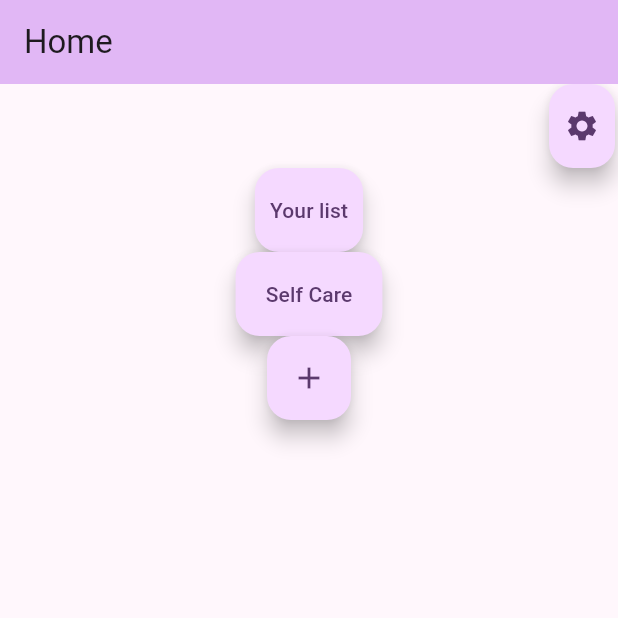
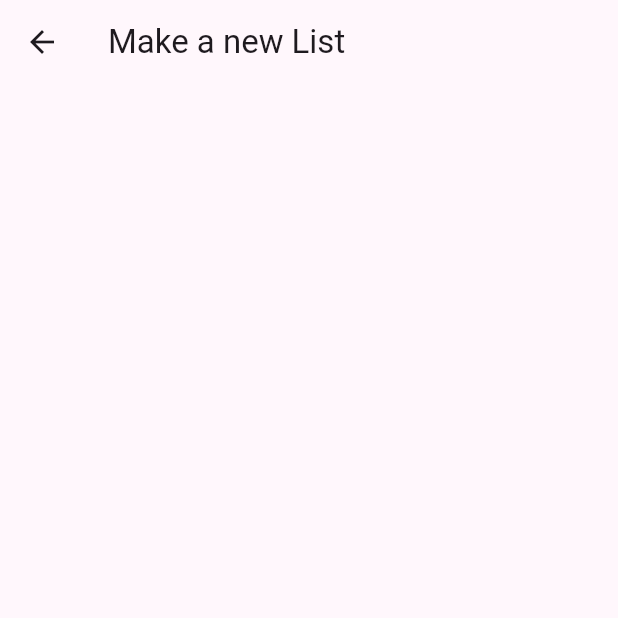
Before and after one commit to EmileRandolph/Capstone, a Flutter app: the screen it shows after launch, after a tap on the "add" icon, on a phone screen of 412 x 824 dp, the top half of it. Run offline on Flutter 3.47's test engine with Material 2 defaults, Android fonts, the phone set to English and light mode, and no system bars.

Commit message:
switching pages works

```diff
--- a/capstone/lib/main.dart
+++ b/capstone/lib/main.dart
@@ -33,14 +33,6 @@
 }
 
 class _MyHomePageState extends State<MyHomePage> {
-  int _counter = 0;
-
-  void _incrementCounter() {
-    setState(() {
-_counter++;
-    });
-  }
-
   @override
   Widget build(BuildContext context) {
 
@@ -60,8 +52,13 @@
               mainAxisAlignment: MainAxisAlignment.end,
               children: [
                   FloatingActionButton.extended(
-                    onPressed: _incrementCounter,
-                    extendedPadding: EdgeInsets.all(10),
+                    heroTag: "settings",
+                    onPressed: (){
+                Navigator.push(
+                  context,
+                  MaterialPageRoute(builder:(context) =>const Settings()),
+                  );
+              },
 
                     tooltip: 'opens settings',
                     label: const Icon(Icons.settings),
@@ -75,8 +72,13 @@
               mainAxisAlignment: MainAxisAlignment.center,
               children: <Widget>[
                 FloatingActionButton.extended(
-                  onPressed: _incrementCounter,
-                  extendedPadding: EdgeInsets.all(10),
+                  heroTag: "yourList",
+                  onPressed: (){
+                Navigator.push(
+                  context,
+                  MaterialPageRoute(builder:(context) =>const YourList()),
+                  );
+              },
 
                   tooltip: 'opens your list',
                   label: const Text("Your list"),
@@ -84,20 +86,46 @@
               ]
             ),
             Row(
+              mainAxisAlignment: MainAxisAlignment.center,
+              children: [
+                Container(
+                  margin: EdgeInsets.all(10),
+                )
+              ],
+            ),
+            Row(
 
               mainAxisAlignment: MainAxisAlignment.center,
 
               children: <Widget>[
                 FloatingActionButton.extended(
-                  onPressed: _incrementCounter,
+                  heroTag: "selfcare",
+                  onPressed: (){
+                Navigator.push(
+                  context,
+                  MaterialPageRoute(builder:(context) =>const SelfCareList()),
+                  );
+              },
                   tooltip: 'opens self care list',
                   label: const Text("Self Care"),
                 ),
               ]
             ),
-
+            Row(
+              mainAxisAlignment: MainAxisAlignment.center,
+              children: [
+                Container(
+                  margin: EdgeInsets.all(10),
+                )
+              ],
+            ),
             FloatingActionButton(
-              onPressed: _incrementCounter,
+              onPressed: (){
+                Navigator.push(
+                  context,
+                  MaterialPageRoute(builder:(context) =>const NewList()),
+                  );
+              },
               tooltip: 'opens make new list screen',
               child: const Icon(Icons.add),
             ),
@@ -111,3 +139,53 @@
     );
   }
 }
+
+class YourList extends StatelessWidget{
+  const YourList({super.key});
+  @override
+  Widget build(BuildContext context){
+    return Scaffold(
+      appBar: AppBar(
+        title: const Text("Your list"),
+      ),
+      body: Center(),
+    );
+  }
+}
+class SelfCareList extends StatelessWidget{
+  const SelfCareList({super.key});
+  @override
+  Widget build(BuildContext context){
+    return Scaffold(
+      appBar: AppBar(
+        title: const Text("Self Care Tasks"),
+      ),
+      body: Center(),
+    );
+  }
+}
+class Settings extends StatelessWidget{
+  const Settings({super.key});
+  @override
+  Widget build(BuildContext context){
+    return Scaffold(
+      appBar: AppBar(
+        title: const Text("Settings"),
+      ),
+      body: Center(),
+    );
+  }
+}
+
+class NewList extends StatelessWidget{
+  const NewList({super.key});
+  @override
+  Widget build(BuildContext context){
+    return Scaffold(
+      appBar: AppBar(
+        title: const Text("Make a new List"),
+      ),
+      body: Center(),
+    );
+  }
+}
```
